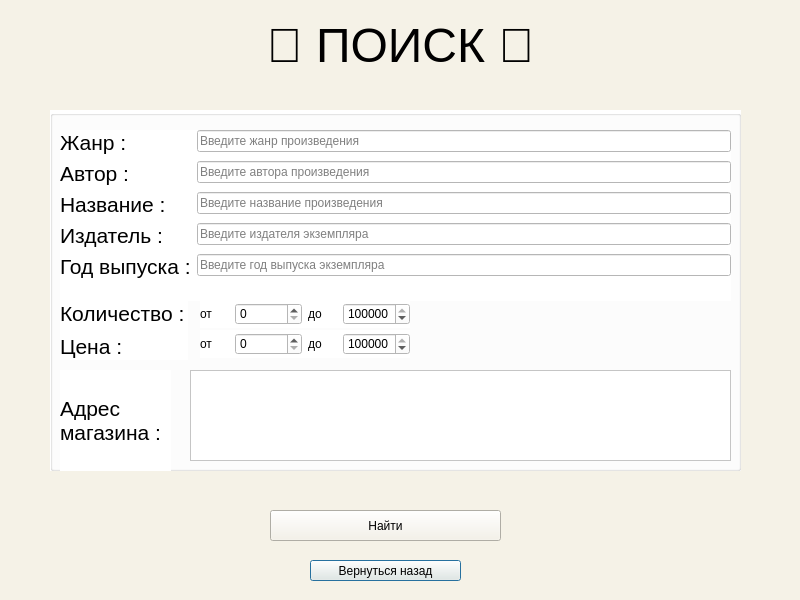
Qt form finditem_user.ui (mamam111a/2-year_coursework_client) before a commit.
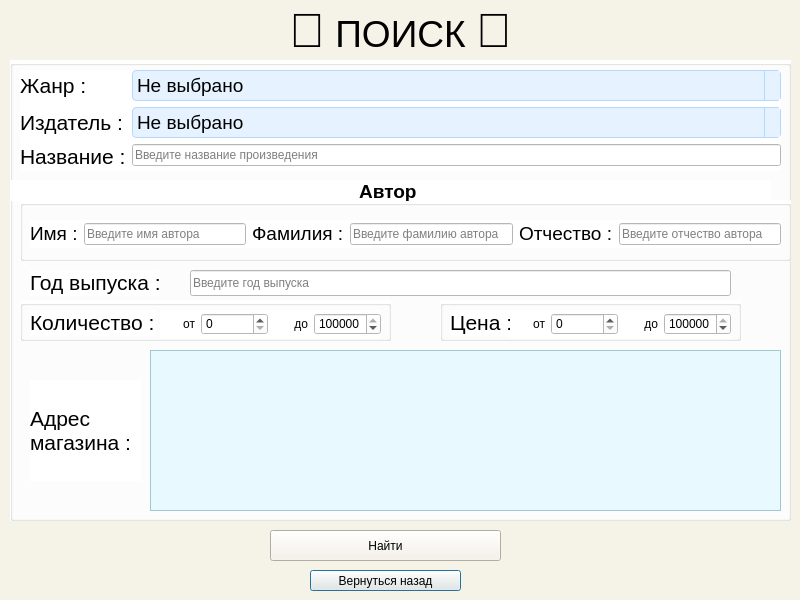
The same form after that commit.

The edit to the form file:
```diff
--- a/finditem_user.ui
+++ b/finditem_user.ui
@@ -21,10 +21,10 @@
   <widget class="QGroupBox" name="groupBox">
    <property name="geometry">
     <rect>
-     <x>50</x>
-     <y>110</y>
-     <width>691</width>
-     <height>361</height>
+     <x>10</x>
+     <y>60</y>
+     <width>781</width>
+     <height>461</height>
     </rect>
    </property>
    <property name="styleSheet">
@@ -36,8 +36,8 @@
    <widget class="QLabel" name="label_6">
     <property name="geometry">
      <rect>
-      <x>10</x>
-      <y>260</y>
+      <x>20</x>
+      <y>320</y>
       <width>111</width>
       <height>101</height>
      </rect>
@@ -50,111 +50,40 @@
     <property name="geometry">
      <rect>
       <x>140</x>
-      <y>260</y>
-      <width>541</width>
-      <height>91</height>
+      <y>290</y>
+      <width>631</width>
+      <height>161</height>
      </rect>
     </property>
+    <property name="font">
+     <font>
+      <pointsize>15</pointsize>
+     </font>
+    </property>
     <property name="styleSheet">
-     <string notr="true">b</string>
+     <string notr="true">QListWidget {
+    background-color: #E8F9FF; /* очень бледный голубой фон */
+    color: black;              /* цвет текста */
+    border: 1px solid #A0C8D0; /* рамка */
+}
+
+QListWidget::item:selected {
+    background-color: #C0E8FF; /* цвет выбранного элемента */
+    color: black;              /* цвет текста выбранного элемента */
+}
+</string>
     </property>
     <property name="selectionMode">
      <enum>QAbstractItemView::MultiSelection</enum>
     </property>
    </widget>
-   <widget class="QWidget" name="layoutWidget">
-    <property name="geometry">
-     <rect>
-      <x>150</x>
-      <y>220</y>
-      <width>210</width>
-      <height>28</height>
-     </rect>
-    </property>
-    <layout class="QHBoxLayout" name="horizontalLayout_2">
-     <item>
-      <widget class="QLabel" name="label_12">
-       <property name="text">
-        <string>&lt;html&gt;&lt;head/&gt;&lt;body&gt;&lt;p&gt;от&lt;/p&gt;&lt;/body&gt;&lt;/html&gt;</string>
-       </property>
-      </widget>
-     </item>
-     <item>
-      <widget class="QSpinBox" name="spinBox_3">
-       <property name="maximum">
-        <number>999999</number>
-       </property>
-      </widget>
-     </item>
-     <item>
-      <widget class="QLabel" name="label_13">
-       <property name="text">
-        <string>&lt;html&gt;&lt;head/&gt;&lt;body&gt;&lt;p&gt;до&lt;/p&gt;&lt;/body&gt;&lt;/html&gt;</string>
-       </property>
-      </widget>
-     </item>
-     <item>
-      <widget class="QSpinBox" name="spinBox_4">
-       <property name="maximum">
-        <number>999999</number>
-       </property>
-       <property name="value">
-        <number>999999</number>
-       </property>
-      </widget>
-     </item>
-    </layout>
-   </widget>
-   <widget class="QWidget" name="layoutWidget">
-    <property name="geometry">
-     <rect>
-      <x>150</x>
-      <y>190</y>
-      <width>210</width>
-      <height>28</height>
-     </rect>
-    </property>
-    <layout class="QHBoxLayout" name="horizontalLayout">
-     <item>
-      <widget class="QLabel" name="label_9">
-       <property name="text">
-        <string>&lt;html&gt;&lt;head/&gt;&lt;body&gt;&lt;p&gt;от&lt;/p&gt;&lt;/body&gt;&lt;/html&gt;</string>
-       </property>
-      </widget>
-     </item>
-     <item>
-      <widget class="QSpinBox" name="spinBox">
-       <property name="maximum">
-        <number>999999</number>
-       </property>
-      </widget>
-     </item>
-     <item>
-      <widget class="QLabel" name="label_11">
-       <property name="text">
-        <string>&lt;html&gt;&lt;head/&gt;&lt;body&gt;&lt;p&gt;до&lt;/p&gt;&lt;/body&gt;&lt;/html&gt;</string>
-       </property>
-      </widget>
-     </item>
-     <item>
-      <widget class="QSpinBox" name="spinBox_2">
-       <property name="maximum">
-        <number>999999</number>
-       </property>
-       <property name="value">
-        <number>999999</number>
-       </property>
-      </widget>
-     </item>
-    </layout>
-   </widget>
    <widget class="QWidget" name="layoutWidget">
     <property name="geometry">
      <rect>
       <x>10</x>
-      <y>20</y>
-      <width>671</width>
-      <height>171</height>
+      <y>10</y>
+      <width>761</width>
+      <height>101</height>
      </rect>
     </property>
     <layout class="QFormLayout" name="formLayout">
@@ -166,23 +95,85 @@
       </widget>
      </item>
      <item row="0" column="1">
-      <widget class="QLineEdit" name="section">
+      <widget class="QComboBox" name="comboBox">
+       <property name="font">
+        <font>
+         <pointsize>14</pointsize>
+        </font>
+       </property>
+       <property name="styleSheet">
+        <string notr="true">/* Общий стиль для всех QLineEdit */
+QLineEdit {
+    background-color: #f0f0f0; /* светло-серый фон */
+    color: #000000;            /* чёрный текст */
+    border: 1px solid #cccccc; /* светлая рамка */
+    border-radius: 4px;
+    padding: 2px 4px;
+}
+
+/* Стиль для QComboBox — бледный голубой фон */
+QComboBox {
+    background-color: #e6f2ff; /* очень светлый голубой */
+    color: #000000;             /* чёрный текст */
+    border: 1px solid #b3d9ff; /* светлая рамка */
+    border-radius: 4px;
+    padding: 2px 4px;
+}
+
+/* Стиль для стрелки выпадающего списка */
+QComboBox::drop-down {
+    border-left: 1px solid #b3d9ff;
+    background-color: #e6f2ff;
+}
+</string>
+       </property>
        <property name="placeholderText">
-        <string>Введите жанр произведения</string>
+        <string>Не выбрано</string>
        </property>
       </widget>
      </item>
      <item row="1" column="0">
       <widget class="QLabel" name="label_2">
        <property name="text">
-        <string>&lt;html&gt;&lt;head/&gt;&lt;body&gt;&lt;p&gt;&lt;span style=&quot; font-size:16pt;&quot;&gt;Автор :&lt;/span&gt;&lt;/p&gt;&lt;/body&gt;&lt;/html&gt;</string>
+        <string>&lt;html&gt;&lt;head/&gt;&lt;body&gt;&lt;p&gt;&lt;span style=&quot; font-size:16pt;&quot;&gt;Издатель :&lt;/span&gt;&lt;/p&gt;&lt;/body&gt;&lt;/html&gt;</string>
        </property>
       </widget>
      </item>
      <item row="1" column="1">
-      <widget class="QLineEdit" name="author">
+      <widget class="QComboBox" name="comboBox_2">
+       <property name="font">
+        <font>
+         <pointsize>14</pointsize>
+        </font>
+       </property>
+       <property name="styleSheet">
+        <string notr="true">/* Общий стиль для всех QLineEdit */
+QLineEdit {
+    background-color: #f0f0f0; /* светло-серый фон */
+    color: #000000;            /* чёрный текст */
+    border: 1px solid #cccccc; /* светлая рамка */
+    border-radius: 4px;
+    padding: 2px 4px;
+}
+
+/* Стиль для QComboBox — бледный голубой фон */
+QComboBox {
+    background-color: #e6f2ff; /* очень светлый голубой */
+    color: #000000;             /* чёрный текст */
+    border: 1px solid #b3d9ff; /* светлая рамка */
+    border-radius: 4px;
+    padding: 2px 4px;
+}
+
+/* Стиль для стрелки выпадающего списка */
+QComboBox::drop-down {
+    border-left: 1px solid #b3d9ff;
+    background-color: #e6f2ff;
+}
+</string>
+       </property>
        <property name="placeholderText">
-        <string>Введите автора произведения</string>
+        <string>Не выбрано</string>
        </property>
       </widget>
      </item>
@@ -200,61 +191,251 @@
        </property>
       </widget>
      </item>
-     <item row="3" column="0">
-      <widget class="QLabel" name="label_4">
-       <property name="text">
-        <string>&lt;html&gt;&lt;head/&gt;&lt;body&gt;&lt;p&gt;&lt;span style=&quot; font-size:16pt;&quot;&gt;Издатель :&lt;/span&gt;&lt;/p&gt;&lt;/body&gt;&lt;/html&gt;</string>
-       </property>
-      </widget>
-     </item>
-     <item row="3" column="1">
-      <widget class="QLineEdit" name="publisher">
-       <property name="placeholderText">
-        <string>Введите издателя экземпляра</string>
-       </property>
-      </widget>
-     </item>
-     <item row="4" column="0">
-      <widget class="QLabel" name="label_5">
-       <property name="text">
-        <string>&lt;html&gt;&lt;head/&gt;&lt;body&gt;&lt;p&gt;&lt;span style=&quot; font-size:16pt;&quot;&gt;Год выпуска :&lt;/span&gt;&lt;/p&gt;&lt;/body&gt;&lt;/html&gt;</string>
-       </property>
-      </widget>
-     </item>
-     <item row="4" column="1">
-      <widget class="QLineEdit" name="publisher_year">
-       <property name="placeholderText">
-        <string>Введите год выпуска экземпляра</string>
-       </property>
-      </widget>
-     </item>
     </layout>
    </widget>
-   <widget class="QWidget" name="layoutWidget">
+   <widget class="QLabel" name="label_5">
     <property name="geometry">
      <rect>
+      <x>20</x>
+      <y>210</y>
+      <width>129</width>
+      <height>26</height>
+     </rect>
+    </property>
+    <property name="text">
+     <string>&lt;html&gt;&lt;head/&gt;&lt;body&gt;&lt;p&gt;&lt;span style=&quot; font-size:16pt;&quot;&gt;Год выпуска :&lt;/span&gt;&lt;/p&gt;&lt;/body&gt;&lt;/html&gt;</string>
+    </property>
+   </widget>
+   <widget class="QGroupBox" name="groupBox_2">
+    <property name="geometry">
+     <rect>
       <x>10</x>
-      <y>190</y>
-      <width>128</width>
-      <height>60</height>
+      <y>140</y>
+      <width>771</width>
+      <height>61</height>
      </rect>
     </property>
-    <layout class="QVBoxLayout" name="verticalLayout">
-     <item>
-      <widget class="QLabel" name="label_7">
-       <property name="text">
-        <string>&lt;html&gt;&lt;head/&gt;&lt;body&gt;&lt;p&gt;&lt;span style=&quot; font-size:16pt;&quot;&gt;Количество :&lt;/span&gt;&lt;/p&gt;&lt;/body&gt;&lt;/html&gt;</string>
-       </property>
-      </widget>
-     </item>
-     <item>
-      <widget class="QLabel" name="label_8">
-       <property name="text">
-        <string>&lt;html&gt;&lt;head/&gt;&lt;body&gt;&lt;p&gt;&lt;span style=&quot; font-size:16pt;&quot;&gt;Цена :&lt;/span&gt;&lt;/p&gt;&lt;/body&gt;&lt;/html&gt;</string>
-       </property>
-      </widget>
-     </item>
-    </layout>
+    <property name="title">
+     <string/>
+    </property>
+    <widget class="QWidget" name="">
+     <property name="geometry">
+      <rect>
+       <x>10</x>
+       <y>20</y>
+       <width>751</width>
+       <height>28</height>
+      </rect>
+     </property>
+     <layout class="QHBoxLayout" name="horizontalLayout_3">
+      <item>
+       <widget class="QLabel" name="label_14">
+        <property name="text">
+         <string>&lt;html&gt;&lt;head/&gt;&lt;body&gt;&lt;p&gt;&lt;span style=&quot; font-size:14pt;&quot;&gt;Имя :&lt;/span&gt;&lt;/p&gt;&lt;/body&gt;&lt;/html&gt;</string>
+        </property>
+       </widget>
+      </item>
+      <item>
+       <widget class="QLineEdit" name="author_name">
+        <property name="placeholderText">
+         <string>Введите имя автора</string>
+        </property>
+       </widget>
+      </item>
+      <item>
+       <widget class="QLabel" name="label_15">
+        <property name="text">
+         <string>&lt;html&gt;&lt;head/&gt;&lt;body&gt;&lt;p&gt;&lt;span style=&quot; font-size:14pt;&quot;&gt;Фамилия :&lt;/span&gt;&lt;/p&gt;&lt;/body&gt;&lt;/html&gt;</string>
+        </property>
+       </widget>
+      </item>
+      <item>
+       <widget class="QLineEdit" name="author_familia">
+        <property name="placeholderText">
+         <string>Введите фамилию автора</string>
+        </property>
+       </widget>
+      </item>
+      <item>
+       <widget class="QLabel" name="label_16">
+        <property name="text">
+         <string>&lt;html&gt;&lt;head/&gt;&lt;body&gt;&lt;p&gt;&lt;span style=&quot; font-size:14pt;&quot;&gt;Отчество :&lt;/span&gt;&lt;/p&gt;&lt;/body&gt;&lt;/html&gt;</string>
+        </property>
+       </widget>
+      </item>
+      <item>
+       <widget class="QLineEdit" name="author_otchestvo">
+        <property name="placeholderText">
+         <string>Введите отчество автора</string>
+        </property>
+       </widget>
+      </item>
+     </layout>
+    </widget>
+   </widget>
+   <widget class="QLabel" name="label_4">
+    <property name="geometry">
+     <rect>
+      <x>0</x>
+      <y>120</y>
+      <width>761</width>
+      <height>21</height>
+     </rect>
+    </property>
+    <property name="text">
+     <string>&lt;html&gt;&lt;head/&gt;&lt;body&gt;&lt;p align=&quot;center&quot;&gt;&lt;span style=&quot; font-size:14pt; font-weight:700;&quot;&gt;Автор &lt;/span&gt;&lt;/p&gt;&lt;/body&gt;&lt;/html&gt;</string>
+    </property>
+   </widget>
+   <widget class="QGroupBox" name="groupBox_3">
+    <property name="geometry">
+     <rect>
+      <x>10</x>
+      <y>240</y>
+      <width>371</width>
+      <height>41</height>
+     </rect>
+    </property>
+    <property name="title">
+     <string/>
+    </property>
+    <widget class="QLabel" name="label_7">
+     <property name="geometry">
+      <rect>
+       <x>10</x>
+       <y>10</y>
+       <width>126</width>
+       <height>26</height>
+      </rect>
+     </property>
+     <property name="text">
+      <string>&lt;html&gt;&lt;head/&gt;&lt;body&gt;&lt;p&gt;&lt;span style=&quot; font-size:16pt;&quot;&gt;Количество :&lt;/span&gt;&lt;/p&gt;&lt;/body&gt;&lt;/html&gt;</string>
+     </property>
+    </widget>
+    <widget class="QWidget" name="layoutWidget">
+     <property name="geometry">
+      <rect>
+       <x>140</x>
+       <y>10</y>
+       <width>221</width>
+       <height>28</height>
+      </rect>
+     </property>
+     <layout class="QHBoxLayout" name="horizontalLayout">
+      <item>
+       <widget class="QLabel" name="label_9">
+        <property name="text">
+         <string>&lt;html&gt;&lt;head/&gt;&lt;body&gt;&lt;p align=&quot;right&quot;&gt;от&lt;/p&gt;&lt;/body&gt;&lt;/html&gt;</string>
+        </property>
+       </widget>
+      </item>
+      <item>
+       <widget class="QSpinBox" name="spinBox">
+        <property name="maximum">
+         <number>999999</number>
+        </property>
+       </widget>
+      </item>
+      <item>
+       <widget class="QLabel" name="label_11">
+        <property name="text">
+         <string>&lt;html&gt;&lt;head/&gt;&lt;body&gt;&lt;p align=&quot;right&quot;&gt;до&lt;/p&gt;&lt;/body&gt;&lt;/html&gt;</string>
+        </property>
+       </widget>
+      </item>
+      <item>
+       <widget class="QSpinBox" name="spinBox_2">
+        <property name="maximum">
+         <number>999999</number>
+        </property>
+        <property name="value">
+         <number>999999</number>
+        </property>
+       </widget>
+      </item>
+     </layout>
+    </widget>
+   </widget>
+   <widget class="QGroupBox" name="groupBox_4">
+    <property name="geometry">
+     <rect>
+      <x>430</x>
+      <y>240</y>
+      <width>301</width>
+      <height>41</height>
+     </rect>
+    </property>
+    <property name="title">
+     <string/>
+    </property>
+    <widget class="QLabel" name="label_8">
+     <property name="geometry">
+      <rect>
+       <x>10</x>
+       <y>10</y>
+       <width>60</width>
+       <height>26</height>
+      </rect>
+     </property>
+     <property name="text">
+      <string>&lt;html&gt;&lt;head/&gt;&lt;body&gt;&lt;p&gt;&lt;span style=&quot; font-size:16pt;&quot;&gt;Цена :&lt;/span&gt;&lt;/p&gt;&lt;/body&gt;&lt;/html&gt;</string>
+     </property>
+    </widget>
+    <widget class="QWidget" name="layoutWidget">
+     <property name="geometry">
+      <rect>
+       <x>70</x>
+       <y>10</y>
+       <width>221</width>
+       <height>28</height>
+      </rect>
+     </property>
+     <layout class="QHBoxLayout" name="horizontalLayout_2">
+      <item>
+       <widget class="QLabel" name="label_12">
+        <property name="text">
+         <string>&lt;html&gt;&lt;head/&gt;&lt;body&gt;&lt;p align=&quot;right&quot;&gt;от&lt;/p&gt;&lt;/body&gt;&lt;/html&gt;</string>
+        </property>
+       </widget>
+      </item>
+      <item>
+       <widget class="QSpinBox" name="spinBox_3">
+        <property name="maximum">
+         <number>999999</number>
+        </property>
+       </widget>
+      </item>
+      <item>
+       <widget class="QLabel" name="label_13">
+        <property name="text">
+         <string>&lt;html&gt;&lt;head/&gt;&lt;body&gt;&lt;p align=&quot;right&quot;&gt;до&lt;/p&gt;&lt;/body&gt;&lt;/html&gt;</string>
+        </property>
+       </widget>
+      </item>
+      <item>
+       <widget class="QSpinBox" name="spinBox_4">
+        <property name="maximum">
+         <number>999999</number>
+        </property>
+        <property name="value">
+         <number>999999</number>
+        </property>
+       </widget>
+      </item>
+     </layout>
+    </widget>
+   </widget>
+   <widget class="QLineEdit" name="pub_year">
+    <property name="geometry">
+     <rect>
+      <x>180</x>
+      <y>210</y>
+      <width>541</width>
+      <height>26</height>
+     </rect>
+    </property>
+    <property name="placeholderText">
+     <string>Введите год выпуска</string>
+    </property>
    </widget>
   </widget>
   <widget class="QLabel" name="label_10">
@@ -263,18 +444,18 @@
      <x>0</x>
      <y>0</y>
      <width>801</width>
-     <height>91</height>
+     <height>61</height>
     </rect>
    </property>
    <property name="text">
-    <string>&lt;html&gt;&lt;head/&gt;&lt;body&gt;&lt;p align=&quot;center&quot;&gt;&lt;span style=&quot; font-size:36pt;&quot;&gt;🔎 ПОИСК 🔎&lt;/span&gt;&lt;/p&gt;&lt;/body&gt;&lt;/html&gt;</string>
+    <string>&lt;html&gt;&lt;head/&gt;&lt;body&gt;&lt;p align=&quot;center&quot;&gt;&lt;span style=&quot; font-size:36pt;&quot;&gt;🔎&lt;/span&gt;&lt;span style=&quot; font-size:28pt;&quot;&gt; ПОИСК &lt;/span&gt;&lt;span style=&quot; font-size:36pt;&quot;&gt;🔎&lt;/span&gt;&lt;/p&gt;&lt;/body&gt;&lt;/html&gt;</string>
    </property>
   </widget>
   <widget class="QPushButton" name="pushButton">
    <property name="geometry">
     <rect>
      <x>310</x>
-     <y>560</y>
+     <y>570</y>
      <width>151</width>
      <height>21</height>
     </rect>
@@ -291,7 +472,7 @@
    <property name="geometry">
     <rect>
      <x>270</x>
-     <y>510</y>
+     <y>530</y>
      <width>231</width>
      <height>31</height>
     </rect>
```
